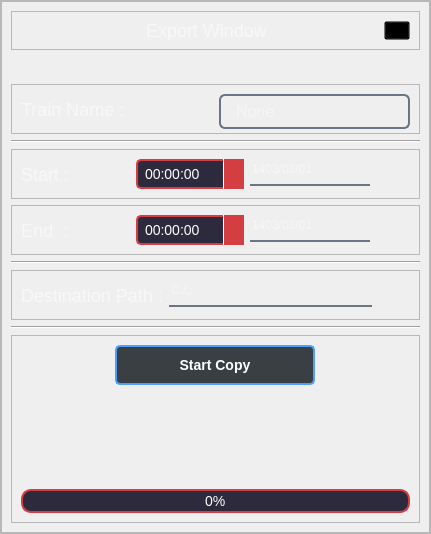
Above: Export/ExportUIiFiles/export.ui from amirhossein-mlkz/railProject_server before the change. Below: the same form after it.
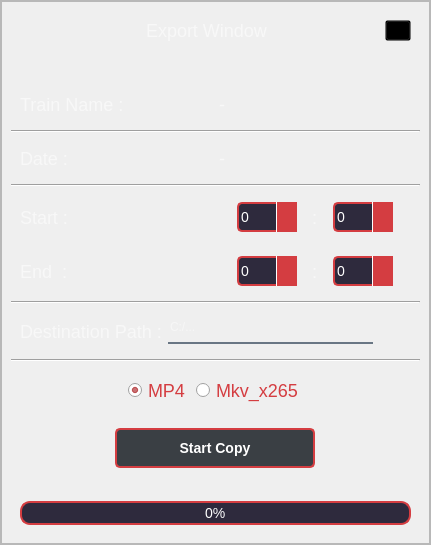
That is the form after the change. Icons and pictures are not drawn.

Commit message: FEAT : add function of merge and export

```diff
--- a/Export/ExportUIiFiles/export.ui
+++ b/Export/ExportUIiFiles/export.ui
@@ -7,7 +7,7 @@
     <x>0</x>
     <y>0</y>
     <width>431</width>
-    <height>534</height>
+    <height>545</height>
    </rect>
   </property>
   <property name="windowTitle">
@@ -466,7 +466,7 @@
                      </size>
                     </property>
                     <property name="frameShape">
-                     <enum>QFrame::StyledPanel</enum>
+                     <enum>QFrame::NoFrame</enum>
                     </property>
                     <property name="frameShadow">
                      <enum>QFrame::Raised</enum>
@@ -570,7 +570,7 @@
                      </size>
                     </property>
                     <property name="frameShape">
-                     <enum>QFrame::StyledPanel</enum>
+                     <enum>QFrame::NoFrame</enum>
                     </property>
                     <property name="frameShadow">
                      <enum>QFrame::Raised</enum>
@@ -584,30 +584,49 @@
                       </widget>
                      </item>
                      <item>
-                      <widget class="QComboBox" name="combo_train_name">
-                       <property name="enabled">
-                        <bool>true</bool>
+                      <widget class="QLabel" name="lbl_train_name">
+                       <property name="text">
+                        <string>-</string>
                        </property>
-                       <property name="minimumSize">
-                        <size>
-                         <width>0</width>
-                         <height>35</height>
-                        </size>
+                      </widget>
+                     </item>
+                    </layout>
+                   </widget>
+                  </item>
+                  <item>
+                   <widget class="Line" name="line_4">
+                    <property name="orientation">
+                     <enum>Qt::Horizontal</enum>
+                    </property>
+                   </widget>
+                  </item>
+                  <item>
+                   <widget class="QFrame" name="frame_10">
+                    <property name="maximumSize">
+                     <size>
+                      <width>16777215</width>
+                      <height>50</height>
+                     </size>
+                    </property>
+                    <property name="frameShape">
+                     <enum>QFrame::NoFrame</enum>
+                    </property>
+                    <property name="frameShadow">
+                     <enum>QFrame::Raised</enum>
+                    </property>
+                    <layout class="QHBoxLayout" name="horizontalLayout_9">
+                     <item>
+                      <widget class="QLabel" name="label_9">
+                       <property name="text">
+                        <string>Date :</string>
                        </property>
-                       <property name="maximumSize">
-                        <size>
-                         <width>290</width>
-                         <height>16777215</height>
-                        </size>
+                      </widget>
+                     </item>
+                     <item>
+                      <widget class="QLabel" name="lbl_date">
+                       <property name="text">
+                        <string>-</string>
                        </property>
-                       <property name="currentText">
-                        <string>None</string>
-                       </property>
-                       <item>
-                        <property name="text">
-                         <string>None</string>
-                        </property>
-                       </item>
                       </widget>
                      </item>
                     </layout>
@@ -629,12 +648,18 @@
                      </size>
                     </property>
                     <property name="frameShape">
-                     <enum>QFrame::StyledPanel</enum>
+                     <enum>QFrame::NoFrame</enum>
                     </property>
                     <property name="frameShadow">
                      <enum>QFrame::Raised</enum>
                     </property>
                     <layout class="QHBoxLayout" name="horizontalLayout_3">
+                     <property name="topMargin">
+                      <number>0</number>
+                     </property>
+                     <property name="bottomMargin">
+                      <number>0</number>
+                     </property>
                      <item>
                       <widget class="QLabel" name="label_3">
                        <property name="text">
@@ -643,32 +668,124 @@
                       </widget>
                      </item>
                      <item>
-                      <widget class="QTimeEdit" name="timeEdit_start">
-                       <property name="styleSheet">
-                        <string notr="true">QTimeEdit {
+                      <widget class="QFrame" name="frame_8">
+                       <property name="frameShape">
+                        <enum>QFrame::NoFrame</enum>
+                       </property>
+                       <property name="frameShadow">
+                        <enum>QFrame::Raised</enum>
+                       </property>
+                       <layout class="QHBoxLayout" name="horizontalLayout_6">
+                        <item>
+                         <widget class="QSpinBox" name="spinBox_hour_start">
+                          <property name="minimumSize">
+                           <size>
+                            <width>60</width>
+                            <height>30</height>
+                           </size>
+                          </property>
+                          <property name="maximumSize">
+                           <size>
+                            <width>60</width>
+                            <height>30</height>
+                           </size>
+                          </property>
+                          <property name="styleSheet">
+                           <string notr="true">QSpinBox {
     background-color: #2E2A3D; /* Background similar to top bar */
     color: white; /* Text color */
     font-size: 14px;
-    padding: 5px;
+    padding: 0px;
     border: 2px solid #D43D41; /* Border with red color */
     border-radius: 5px;
 }
 
-QTimeEdit::drop-down {
-    background-color: #D43D41; /* Red dropdown background */
-    border: none;
+QSpinBox::up-button {
+    subcontrol-origin: border;
+    subcontrol-position: top right;
     width: 20px;
+    border-left: 1px solid white;
+    background-color: #D43D41; /* Red background for the up button */
 }
 
-QTimeEdit::up-button {
+QSpinBox::down-button {
     subcontrol-origin: border;
+    subcontrol-position: bottom right;
+    width: 20px;
+    border-left: 1px solid white;
+    background-color: #D43D41; /* Red background for the down button */
+}
+
+QSpinBox::up-button:hover, QSpinBox::down-button:hover {
+    background-color: #A93226; /* Darker red on hover */
+}
+
+QSpinBox::up-arrow {
+    border: none;
+    width: 15px;
+    height: 15px;
+    image: url(:/icons/icons/next_gray.png); /* Path to custom up arrow image */
+}
+
+QSpinBox::down-arrow {
+    border: none;
+    width: 15px;
+    height: 15px;
+    image: url(:/icons/icons/prev_gray.png); /* Path to custom down arrow image */
+}
+</string>
+                          </property>
+                          <property name="maximum">
+                           <number>23</number>
+                          </property>
+                         </widget>
+                        </item>
+                        <item>
+                         <widget class="QLabel" name="label_6">
+                          <property name="maximumSize">
+                           <size>
+                            <width>6</width>
+                            <height>16777215</height>
+                           </size>
+                          </property>
+                          <property name="text">
+                           <string>:</string>
+                          </property>
+                         </widget>
+                        </item>
+                        <item>
+                         <widget class="QSpinBox" name="spinBox_minute_start">
+                          <property name="minimumSize">
+                           <size>
+                            <width>60</width>
+                            <height>30</height>
+                           </size>
+                          </property>
+                          <property name="maximumSize">
+                           <size>
+                            <width>60</width>
+                            <height>30</height>
+                           </size>
+                          </property>
+                          <property name="styleSheet">
+                           <string notr="true">QSpinBox {
+    background-color: #2E2A3D; /* Background similar to top bar */
+    color: white; /* Text color */
+    font-size: 14px;
+    padding: 0px;
+    border: 2px solid #D43D41; /* Border with red color */
+    border-radius: 5px;
+}
+
+QSpinBox::up-button {
+    subcontrol-origin: border;
     subcontrol-position: top right;
     width: 20px;
     border-left: 1px solid white;
     background-color: #D43D41; /* Red background for the up button */
 }
 
-QTimeEdit::down-button {
+QSpinBox::down-button {
     subcontrol-origin: border;
     subcontrol-position: bottom right;
     width: 20px;
@@ -680,72 +797,27 @@
     background-color: #A93226; /* Darker red on hover */
 }
 
-QTimeEdit::up-arrow {
+QSpinBox::up-arrow {
     border: none;
     width: 15px;
     height: 15px;
     image: url(:/icons/icons/next_gray.png); /* Path to custom up arrow image */
 }
 
-QTimeEdit::down-arrow {
+QSpinBox::down-arrow {
     border: none;
     width: 15px;
     height: 15px;
     image: url(:/icons/icons/prev_gray.png); /* Path to custom down arrow image */
 }
 </string>
-                       </property>
-                      </widget>
-                     </item>
-                     <item>
-                      <widget class="QLineEdit" name="lbl_start_date">
-                       <property name="maximumSize">
-                        <size>
-                         <width>120</width>
-                         <height>16777215</height>
-                        </size>
-                       </property>
-                       <property name="placeholderText">
-                        <string>1403/01/01</string>
-                       </property>
-                      </widget>
-                     </item>
-                     <item>
-                      <widget class="QPushButton" name="btn_start_calendar">
-                       <property name="minimumSize">
-                        <size>
-                         <width>0</width>
-                         <height>34</height>
-                        </size>
-                       </property>
-                       <property name="maximumSize">
-                        <size>
-                         <width>34</width>
-                         <height>16777215</height>
-                        </size>
-                       </property>
-                       <property name="cursor">
-                        <cursorShape>PointingHandCursor</cursorShape>
-                       </property>
-                       <property name="styleSheet">
-                        <string notr="true">QPushButton{
-	border-image: url(:/icons/icons/calendar.png);
-	border-radius: 20px;
-}
-QPushButton:hove{
-	border-image: url(:/icons/icons/calendar-hover.png);
-	border-radius: 20px;
-}</string>
-                       </property>
-                       <property name="text">
-                        <string/>
-                       </property>
-                       <property name="iconSize">
-                        <size>
-                         <width>16</width>
-                         <height>16</height>
-                        </size>
-                       </property>
+                          </property>
+                          <property name="maximum">
+                           <number>59</number>
+                          </property>
+                         </widget>
+                        </item>
+                       </layout>
                       </widget>
                      </item>
                     </layout>
@@ -760,12 +832,18 @@
                      </size>
                     </property>
                     <property name="frameShape">
-                     <enum>QFrame::StyledPanel</enum>
+                     <enum>QFrame::NoFrame</enum>
                     </property>
                     <property name="frameShadow">
                      <enum>QFrame::Raised</enum>
                     </property>
                     <layout class="QHBoxLayout" name="horizontalLayout_4">
+                     <property name="topMargin">
+                      <number>0</number>
+                     </property>
+                     <property name="bottomMargin">
+                      <number>0</number>
+                     </property>
                      <item>
                       <widget class="QLabel" name="label_4">
                        <property name="text">
@@ -774,32 +852,124 @@
                       </widget>
                      </item>
                      <item>
-                      <widget class="QTimeEdit" name="timeEdit_end">
-                       <property name="styleSheet">
-                        <string notr="true">QTimeEdit {
+                      <widget class="QFrame" name="frame_9">
+                       <property name="frameShape">
+                        <enum>QFrame::NoFrame</enum>
+                       </property>
+                       <property name="frameShadow">
+                        <enum>QFrame::Raised</enum>
+                       </property>
+                       <layout class="QHBoxLayout" name="horizontalLayout_7">
+                        <item>
+                         <widget class="QSpinBox" name="spinBox_hour_end">
+                          <property name="minimumSize">
+                           <size>
+                            <width>60</width>
+                            <height>30</height>
+                           </size>
+                          </property>
+                          <property name="maximumSize">
+                           <size>
+                            <width>60</width>
+                            <height>30</height>
+                           </size>
+                          </property>
+                          <property name="styleSheet">
+                           <string notr="true">QSpinBox {
     background-color: #2E2A3D; /* Background similar to top bar */
     color: white; /* Text color */
     font-size: 14px;
-    padding: 5px;
+    padding: 0px;
     border: 2px solid #D43D41; /* Border with red color */
     border-radius: 5px;
 }
 
-QTimeEdit::drop-down {
-    background-color: #D43D41; /* Red dropdown background */
-    border: none;
+QSpinBox::up-button {
+    subcontrol-origin: border;
+    subcontrol-position: top right;
     width: 20px;
+    border-left: 1px solid white;
+    background-color: #D43D41; /* Red background for the up button */
 }
 
-QTimeEdit::up-button {
+QSpinBox::down-button {
     subcontrol-origin: border;
+    subcontrol-position: bottom right;
+    width: 20px;
+    border-left: 1px solid white;
+    background-color: #D43D41; /* Red background for the down button */
+}
+
+QSpinBox::up-button:hover, QSpinBox::down-button:hover {
+    background-color: #A93226; /* Darker red on hover */
+}
+
+QSpinBox::up-arrow {
+    border: none;
+    width: 15px;
+    height: 15px;
+    image: url(:/icons/icons/next_gray.png); /* Path to custom up arrow image */
+}
+
+QSpinBox::down-arrow {
+    border: none;
+    width: 15px;
+    height: 15px;
+    image: url(:/icons/icons/prev_gray.png); /* Path to custom down arrow image */
+}
+</string>
+                          </property>
+                          <property name="maximum">
+                           <number>23</number>
+                          </property>
+                         </widget>
+                        </item>
+                        <item>
+                         <widget class="QLabel" name="label_7">
+                          <property name="maximumSize">
+                           <size>
+                            <width>6</width>
+                            <height>16777215</height>
+                           </size>
+                          </property>
+                          <property name="text">
+                           <string>:</string>
+                          </property>
+                         </widget>
+                        </item>
+                        <item>
+                         <widget class="QSpinBox" name="spinBox_minute_end">
+                          <property name="minimumSize">
+                           <size>
+                            <width>60</width>
+                            <height>30</height>
+                           </size>
+                          </property>
+                          <property name="maximumSize">
+                           <size>
+                            <width>60</width>
+                            <height>30</height>
+                           </size>
+                          </property>
+                          <property name="styleSheet">
+                           <string notr="true">QSpinBox {
+    background-color: #2E2A3D; /* Background similar to top bar */
+    color: white; /* Text color */
+    font-size: 14px;
+    padding: 0px;
+    border: 2px solid #D43D41; /* Border with red color */
+    border-radius: 5px;
+}
+
+QSpinBox::up-button {
+    subcontrol-origin: border;
     subcontrol-position: top right;
     width: 20px;
     border-left: 1px solid white;
     background-color: #D43D41; /* Red background for the up button */
 }
 
-QTimeEdit::down-button {
+QSpinBox::down-button {
     subcontrol-origin: border;
     subcontrol-position: bottom right;
     width: 20px;
@@ -811,72 +981,27 @@
     background-color: #A93226; /* Darker red on hover */
 }
 
-QTimeEdit::up-arrow {
+QSpinBox::up-arrow {
     border: none;
     width: 15px;
     height: 15px;
     image: url(:/icons/icons/next_gray.png); /* Path to custom up arrow image */
 }
 
-QTimeEdit::down-arrow {
+QSpinBox::down-arrow {
     border: none;
     width: 15px;
     height: 15px;
     image: url(:/icons/icons/prev_gray.png); /* Path to custom down arrow image */
 }
 </string>
-                       </property>
-                      </widget>
-                     </item>
-                     <item>
-                      <widget class="QLineEdit" name="lbl_end_date">
-                       <property name="maximumSize">
-                        <size>
-                         <width>120</width>
-                         <height>16777215</height>
-                        </size>
-                       </property>
-                       <property name="placeholderText">
-                        <string>1403/01/01</string>
-                       </property>
-                      </widget>
-                     </item>
-                     <item>
-                      <widget class="QPushButton" name="btn_end_calendar">
-                       <property name="minimumSize">
-                        <size>
-                         <width>0</width>
-                         <height>34</height>
-                        </size>
-                       </property>
-                       <property name="maximumSize">
-                        <size>
-                         <width>34</width>
-                         <height>16777215</height>
-                        </size>
-                       </property>
-                       <property name="cursor">
-                        <cursorShape>PointingHandCursor</cursorShape>
-                       </property>
-                       <property name="styleSheet">
-                        <string notr="true">QPushButton{
-	border-image: url(:/icons/icons/calendar.png);
-	border-radius: 20px;
-}
-QPushButton:hove{
-	border-image: url(:/icons/icons/calendar-hover.png);
-	border-radius: 20px;
-}</string>
-                       </property>
-                       <property name="text">
-                        <string/>
-                       </property>
-                       <property name="iconSize">
-                        <size>
-                         <width>16</width>
-                         <height>16</height>
-                        </size>
-                       </property>
+                          </property>
+                          <property name="maximum">
+                           <number>59</number>
+                          </property>
+                         </widget>
+                        </item>
+                       </layout>
                       </widget>
                      </item>
                     </layout>
@@ -898,7 +1023,7 @@
                      </size>
                     </property>
                     <property name="frameShape">
-                     <enum>QFrame::StyledPanel</enum>
+                     <enum>QFrame::NoFrame</enum>
                     </property>
                     <property name="frameShadow">
                      <enum>QFrame::Raised</enum>
@@ -968,10 +1093,46 @@
                     </property>
                    </widget>
                   </item>
+                  <item alignment="Qt::AlignHCenter">
+                   <widget class="QFrame" name="frame_2">
+                    <property name="styleSheet">
+                     <string notr="true">font:18px;
+color:#D43D41;</string>
+                    </property>
+                    <property name="frameShape">
+                     <enum>QFrame::NoFrame</enum>
+                    </property>
+                    <property name="frameShadow">
+                     <enum>QFrame::Raised</enum>
+                    </property>
+                    <layout class="QHBoxLayout" name="horizontalLayout_8">
+                     <item>
+                      <widget class="QRadioButton" name="radioButton_mp4">
+                       <property name="text">
+                        <string>MP4</string>
+                       </property>
+                       <property name="checked">
+                        <bool>true</bool>
+                       </property>
+                      </widget>
+                     </item>
+                     <item>
+                      <widget class="QRadioButton" name="radioButton_mkv">
+                       <property name="text">
+                        <string>Mkv_x265</string>
+                       </property>
+                       <property name="checked">
+                        <bool>false</bool>
+                       </property>
+                      </widget>
+                     </item>
+                    </layout>
+                   </widget>
+                  </item>
                   <item>
                    <widget class="QFrame" name="frame_4">
                     <property name="frameShape">
-                     <enum>QFrame::StyledPanel</enum>
+                     <enum>QFrame::NoFrame</enum>
                     </property>
                     <property name="frameShadow">
                      <enum>QFrame::Raised</enum>
@@ -1005,7 +1166,7 @@
                         <string notr="true">QPushButton {
     background-color: #3A3F44; /* Dark gray background */
     color: white; /* White text color */
-    border: 2px solid #4D9EFF; /* Blue border */
+    border: 2px solid #D43D41; /* Blue border */
     border-radius: 5px;
     padding: 8px 16px; /* Padding for the button size */
     font-size: 14px;
```
Left out of the diff: 24 changed lines with no effect on the pictures. The commit also changes 25 other files.
